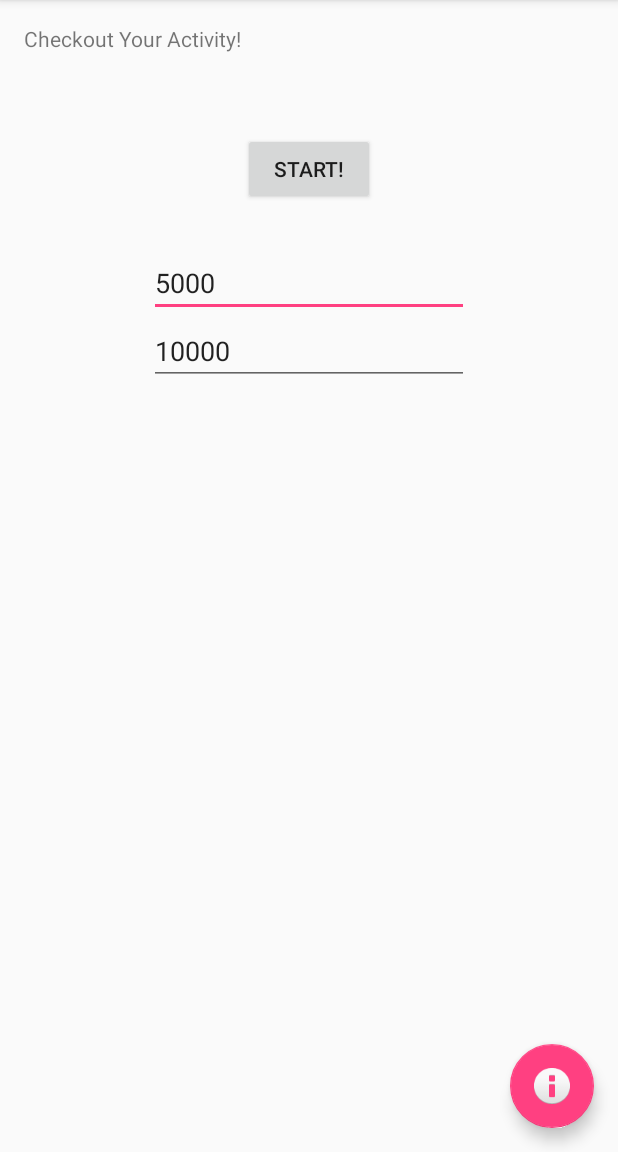
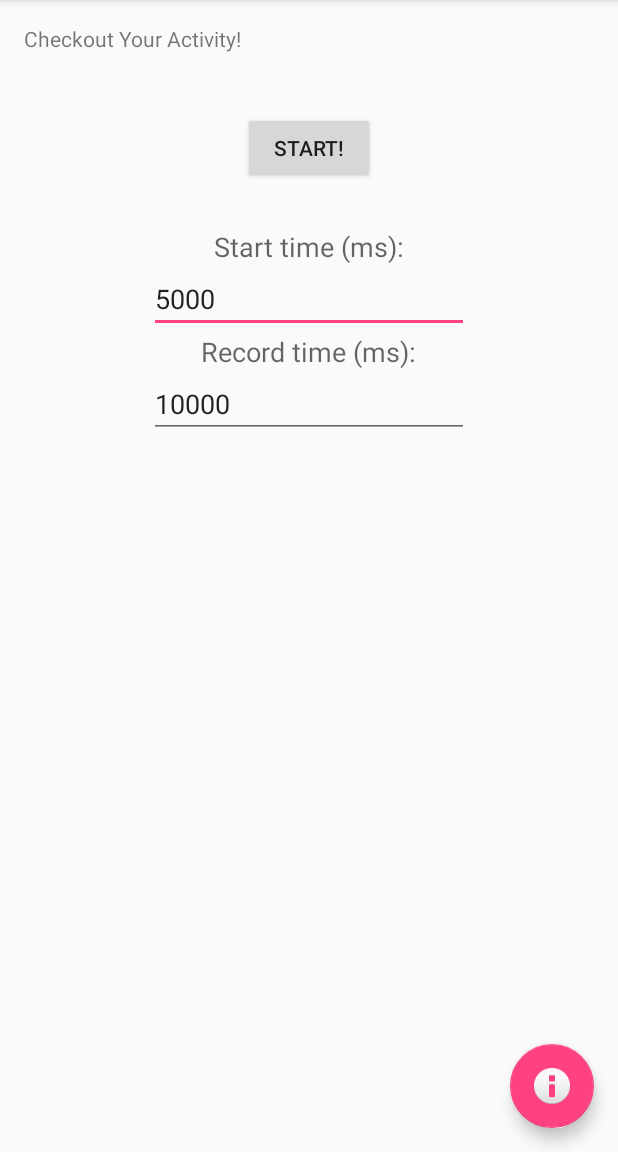
Before and after one commit to IriscShih/ActivityRecognitionApp, an Android app: the screen it shows after launch (MainActivity), on a phone screen of 412 x 824 dp, the part 84-1236 px from its top. Run offline under Robolectric (Android 15) with nearby library versions, the phone set to English and light mode, and no system bars; 1 statement that could not run was skipped.

Commit message:
updated version

```diff
--- a/app/src/main/java/shih/iris/com/activityRecognitionApp/ActivityAlgorithm.java
+++ b/app/src/main/java/shih/iris/com/activityRecognitionApp/ActivityAlgorithm.java
@@ -13,7 +13,6 @@ import java.io.InputStream;
 import java.io.OutputStream;
 import java.util.ArrayList;
 
-
 /**
  * Created by iriscshih on 12/2/15.
  */
@@ -22,14 +21,15 @@ public class ActivityAlgorithm {
     private static final String LOG_TAG = "ActivityRecognitionApp";
     String appFolderPath;
     String systemPath;
+
     // link jni library
+    // more detail:https://github.com/yctung/AndroidLibSvm
     static {
         System.loadLibrary("jnilibsvm");
     }
     // connect the native functions
     private native void jniSvmTrain(String cmd);
     private native void jniSvmPredict(String cmd);
-
 
     private ArrayList<SensorData> sensorData;
     private Context activityContext;
@@ -59,9 +59,9 @@ public class ActivityAlgorithm {
             svmClassification();
 
         }
+        // Return true if user is running, otherwise false
+        return true;
 
-        // Return true if you are running, otherwise false
-        return true;
     }
 
     public void svmClassification(){
@@ -75,11 +75,12 @@ public class ActivityAlgorithm {
         // Assign model/output paths
         // Use user's x,,y,z acceleration as features
         String dataTrainPath = appFolderPath+"trainingData";
-        String dataPredictPath = appFolderPath+"sensorData ";
-        String modelPath = appFolderPath+"model ";
-        String outputPath = appFolderPath+"predict ";
+        String dataPredictPath = appFolderPath+"sensorData";
+        String modelPath = appFolderPath+"model";
+        String outputPath = appFolderPath+"predict";
 
         // TODO:timestamps should be also part of the feature for calculating the variance/std of the x,y,z acceleration
+        // TODO:sum of the absolute values of x,y,z acceleration can be another feature
 
         if (Environment.MEDIA_MOUNTED.equals(Environment.getExternalStorageState())) {
             try {
--- a/app/src/main/java/shih/iris/com/activityRecognitionApp/MainActivity.java
+++ b/app/src/main/java/shih/iris/com/activityRecognitionApp/MainActivity.java
@@ -47,7 +47,7 @@ public class MainActivity extends AppCompatActivity implements SensorEventListen
         etDuration = (EditText) findViewById(R.id.recordDuration);
         tvResult = (TextView) findViewById(R.id.result);
 
-
+        // Setup accelerometer sensor
         sensorManager = (SensorManager) getSystemService(Context.SENSOR_SERVICE);
         sensor = sensorManager.getDefaultSensor(Sensor.TYPE_ACCELEROMETER);
 
--- a/app/src/main/res/layout/content_main.xml
+++ b/app/src/main/res/layout/content_main.xml
@@ -23,7 +23,7 @@
         android:layout_height="wrap_content"
         android:text="Start!"
         android:id="@+id/cmdRecord"
-        android:layout_marginTop="53dp"
+        android:layout_marginTop="39dp"
         android:layout_below="@+id/output"
         android:layout_centerHorizontal="true" />
 
@@ -34,9 +34,9 @@
         android:ems="10"
         android:id="@+id/startTimeOffset"
         android:text="5000"
-        android:layout_marginTop="29dp"
-        android:layout_below="@+id/cmdRecord"
-        android:layout_centerHorizontal="true" />
+        android:layout_below="@+id/textView"
+        android:layout_alignLeft="@+id/recordDuration"
+        android:layout_alignStart="@+id/recordDuration" />
 
     <EditText
         android:layout_width="wrap_content"
@@ -45,7 +45,7 @@
         android:ems="10"
         android:id="@+id/recordDuration"
         android:text="10000"
-        android:layout_below="@+id/startTimeOffset"
+        android:layout_below="@+id/textView2"
         android:layout_centerHorizontal="true" />
 
     <TextView
@@ -56,5 +56,24 @@
         android:layout_centerHorizontal="true"
         android:layout_marginTop="48dp" />
 
+    <TextView
+        android:layout_width="wrap_content"
+        android:layout_height="wrap_content"
+        android:textAppearance="?android:attr/textAppearanceMedium"
+        android:text="Start time (ms):"
+        android:id="@+id/textView"
+        android:layout_below="@+id/cmdRecord"
+        android:layout_centerHorizontal="true"
+        android:layout_marginTop="29dp" />
+
+    <TextView
+        android:layout_width="wrap_content"
+        android:layout_height="wrap_content"
+        android:textAppearance="?android:attr/textAppearanceMedium"
+        android:text="Record time (ms):"
+        android:id="@+id/textView2"
+        android:layout_below="@+id/startTimeOffset"
+        android:layout_centerHorizontal="true" />
+
 
 </RelativeLayout>
```
